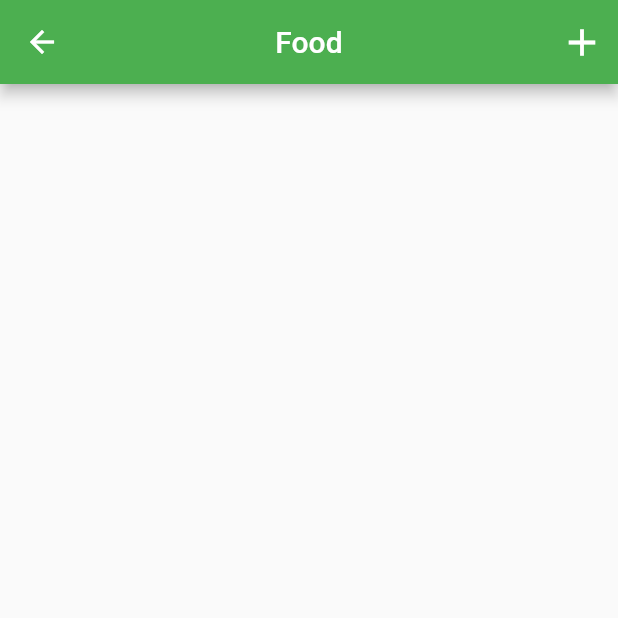
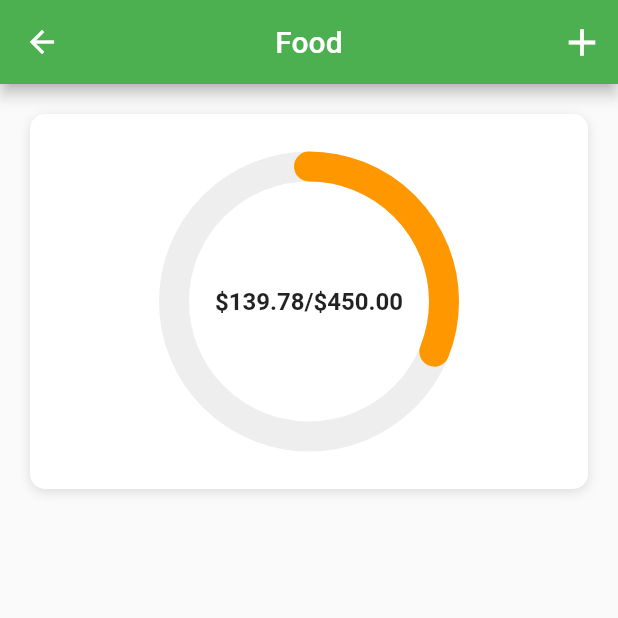
Before and after one commit to ShakriyaPanday/budget_app_ui, a Flutter app: the screen it shows after launch, after a tap on "Food", on a phone screen of 412 x 824 dp, the top half of it. Run offline on Flutter 3.47's test engine with Material 2 defaults, Android fonts, the phone set to English and light mode, and no system bars; drawn by our look-alikes of percent_indicator.

Commit message:
percentage indicator added

```diff
--- a/lib/screens/catergory_screen.dart
+++ b/lib/screens/catergory_screen.dart
@@ -1,5 +1,8 @@
+import 'package:budget_app_ui/helpers/color_helper.dart';
 import 'package:budget_app_ui/models/category_model.dart';
+import 'package:budget_app_ui/models/expense_model.dart';
 import 'package:flutter/material.dart';
+import 'package:percent_indicator/percent_indicator.dart';
 
 class CategoryScreen extends StatefulWidget {
   final Category category;
@@ -13,6 +16,12 @@ class CategoryScreen extends StatefulWidget {
 class _CategoryScreenState extends State<CategoryScreen> {
   @override
   Widget build(BuildContext context) {
+    double totalAmountSpent = 0;
+    widget.category.expenses.forEach(((Expense expense) {
+      totalAmountSpent += expense.cost;
+    }));
+    final double totalAmountLeft = widget.category.maxAmount - totalAmountSpent;
+    final double percent = totalAmountLeft / widget.category.maxAmount;
     return Scaffold(
       appBar: AppBar(
         centerTitle: true,
@@ -23,10 +32,49 @@ class _CategoryScreenState extends State<CategoryScreen> {
             icon: const Icon(
               Icons.add,
               size: 30.0,
+              shadows: [BoxShadow()],
             ),
           )
         ],
       ),
+      body: SingleChildScrollView(
+          child: Column(
+        children: [
+          Container(
+            margin: const EdgeInsets.all(20.0),
+            padding: const EdgeInsets.all(20.0),
+            height: 250.0,
+            width: double.infinity,
+            decoration: BoxDecoration(
+                color: Colors.white,
+                borderRadius: BorderRadius.circular(10.0),
+                boxShadow: const [
+                  BoxShadow(
+                    color: Colors.black12,
+                    offset: Offset(0, 2),
+                    blurRadius: 6.0,
+                  )
+                ]),
+            child: CircularPercentIndicator(
+              animation: true,
+              animationDuration: 500,
+              radius: 100.0,
+              lineWidth: 20.0,
+              percent: percent,
+              circularStrokeCap: CircularStrokeCap.round,
+              backgroundColor: Colors.grey[200]!,
+              progressColor: getColor(context, percent),
+              center: Text(
+                "\$${totalAmountLeft.toStringAsFixed(2)}/\$${widget.category.maxAmount.toStringAsFixed(2)}",
+                style: const TextStyle(
+                  fontSize: 16.0,
+                  fontWeight: FontWeight.w600,
+                ),
+              ),
+            ),
+          ),
+        ],
+      )),
     );
   }
 }
```
